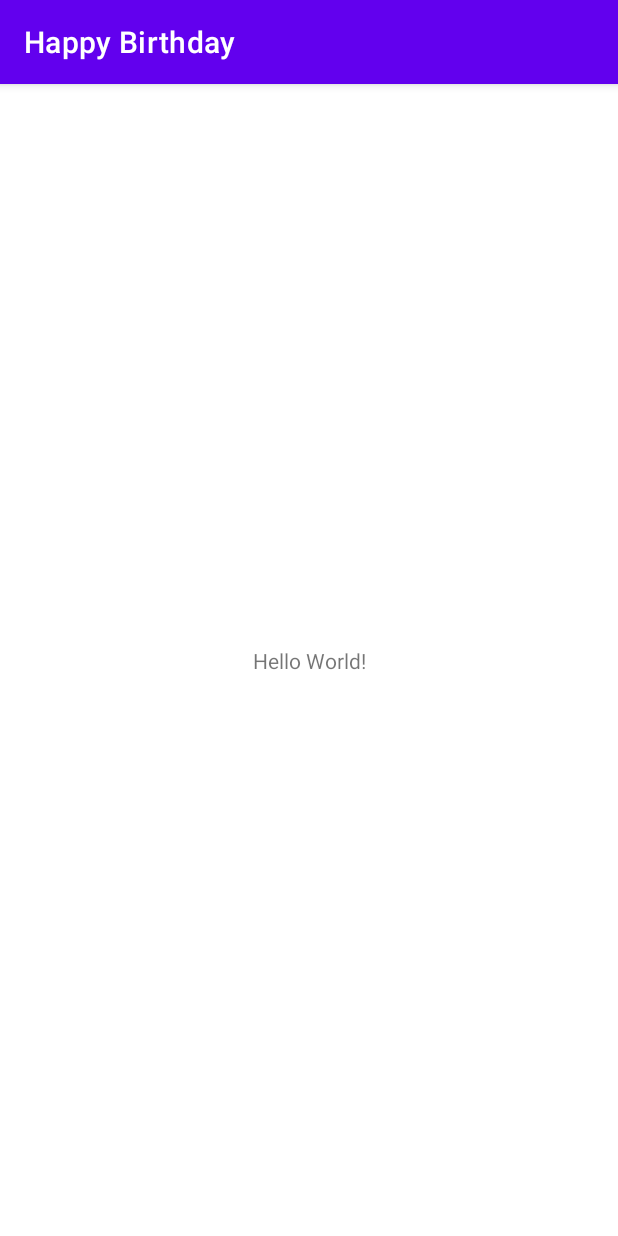
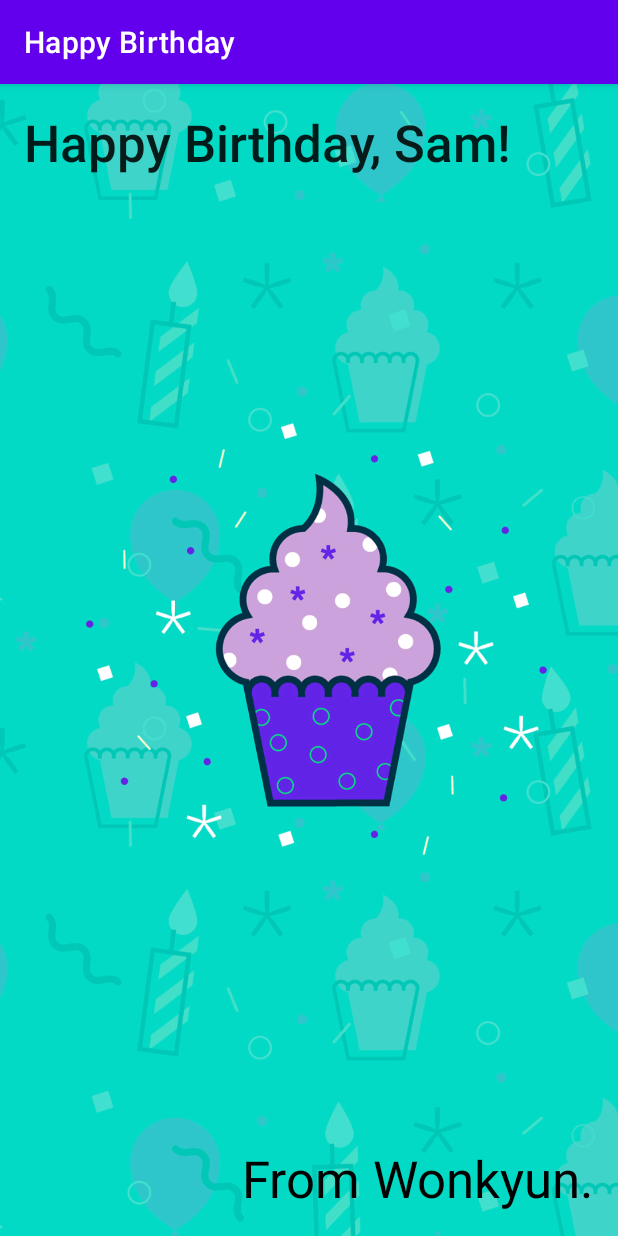
Before and after one commit to Jungwonkyun/AndroidStudy, an Android app: the screen it shows after launch (MainActivity), on a phone screen of 412 x 824 dp. Run offline under Robolectric (Android 15) with nearby library versions, the phone set to English and light mode, and no system bars.

Commit message:
android exercise

```diff
--- a/HappyBirthday/app/src/main/res/layout/activity_main.xml
+++ b/HappyBirthday/app/src/main/res/layout/activity_main.xml
@@ -6,13 +6,38 @@
     android:layout_height="match_parent"
     tools:context=".MainActivity">
 
-    <TextView
+    <ImageView
+        android:id="@+id/imageView"
         android:layout_width="wrap_content"
         android:layout_height="wrap_content"
-        android:text="Hello World!"
-        app:layout_constraintBottom_toBottomOf="parent"
+        android:scaleType="centerCrop"
         app:layout_constraintEnd_toEndOf="parent"
+        app:layout_constraintStart_toStartOf="parent"
+        app:srcCompat="@drawable/_androidparty"
+        tools:layout_editor_absoluteY="0dp" />
+
+    <TextView
+        android:id="@+id/textView2"
+        android:layout_width="388dp"
+        android:layout_height="120dp"
+        android:layout_marginStart="16dp"
+        android:layout_marginTop="16dp"
+        android:text="Happy Birthday, Sam!"
+        android:textAppearance="@style/TextAppearance.AppCompat.Body2"
+        android:textSize="34sp"
         app:layout_constraintStart_toStartOf="parent"
         app:layout_constraintTop_toTopOf="parent" />
 
+    <TextView
+        android:id="@+id/textView4"
+        android:layout_width="wrap_content"
+        android:layout_height="wrap_content"
+        android:layout_marginEnd="16dp"
+        android:layout_marginBottom="16dp"
+        android:text="From Wonkyun."
+        android:textColor="@color/black"
+        android:textSize="34sp"
+        app:layout_constraintBottom_toBottomOf="parent"
+        app:layout_constraintEnd_toEndOf="parent" />
+
 </androidx.constraintlayout.widget.ConstraintLayout>
--- a/HappyBirthday/app/src/main/res/values/strings.xml
+++ b/HappyBirthday/app/src/main/res/values/strings.xml
@@ -1,3 +1,5 @@
 <resources>
     <string name="app_name">Happy Birthday</string>
+    <string name="happy_birthday_text">Happy Birthday, Sam!</string>
+    <string name="signature_text">From Wonkyun.</string>
 </resources>
```
Also changed, not shown: HappyBirthday/app/src/main/res/drawable/_androidparty.png (added).
